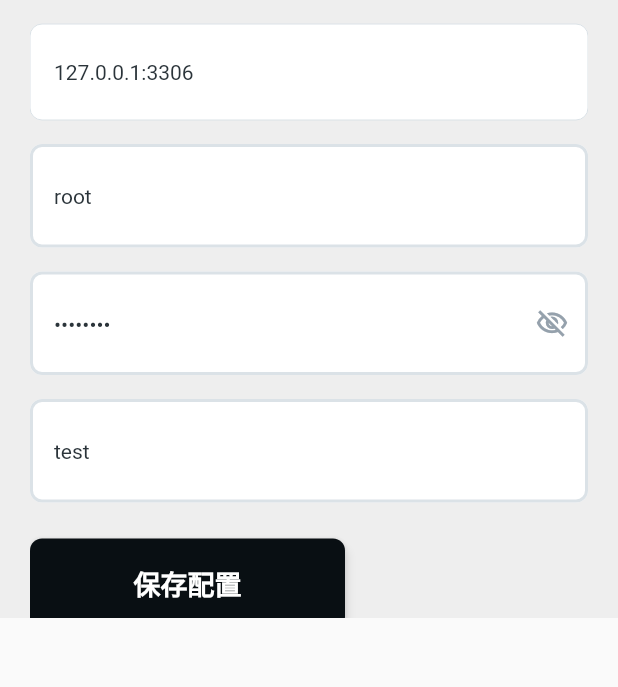
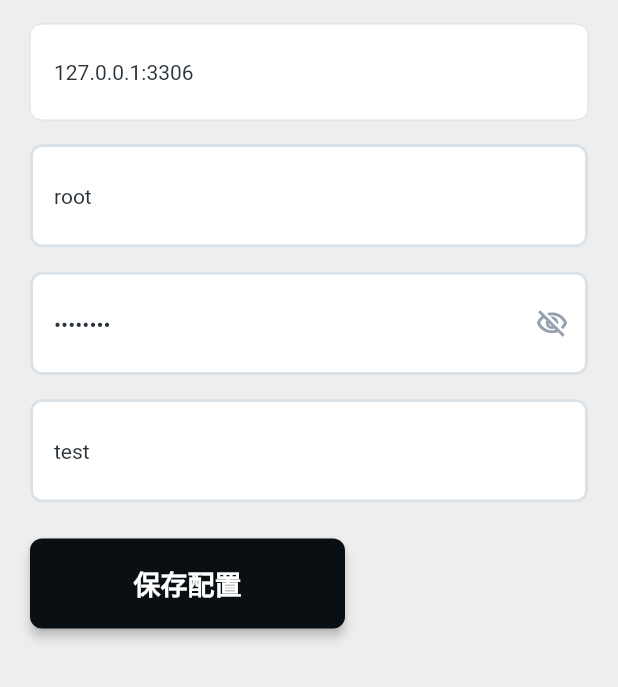
Before and after one commit to CusterFun/roaming, a Flutter app: the ConnectDbWidget widget shown alone on an empty page, opened directly, after a tap on "保存配置", on a phone screen of 412 x 824 dp. Shown: the top 687 px of the screen. Run offline on Flutter 3.47's test engine with Material 2 defaults, Android fonts, the phone set to English and light mode, and no system bars; drawn by our look-alikes of auto_size_text; our stand-ins replace dio, easy_debounce, font_awesome_flutter, get, google_fonts, page_transition and 2 more; missing offline and left inert: json_path; accounts and stored records are empty; network calls fail; Roboto replaces fonts that are missing (Lexend Deca).

```diff
--- /dev/null
+++ b/app/lib/api.dart
@@ -0,0 +1,4 @@
+class Api {
+  static const BASE_URL = 'http://127.0.0.1:9527/';
+  static const INIT_DB = BASE_URL + 'initdb';
+}
--- a/app/lib/app/modules/home/components/connect_db_widget.dart
+++ b/app/lib/app/modules/home/components/connect_db_widget.dart
@@ -1,5 +1,8 @@
+import 'package:app/api.dart';
 import 'package:app/flutter_flow/index.dart';
+import 'package:dio/dio.dart';
 import 'package:flutter/material.dart';
+import 'package:get/get.dart';
 
 class ConnectDbWidget extends StatefulWidget {
   const ConnectDbWidget({Key? key}) : super(key: key);
@@ -29,7 +32,7 @@ class _ConnectDbWidgetState extends State<ConnectDbWidget> {
   Widget build(BuildContext context) {
     return Container(
       width: MediaQuery.of(context).size.width,
-      height: MediaQuery.of(context).size.height * 0.5,
+      height: MediaQuery.of(context).size.height * 0.7,
       decoration: BoxDecoration(
         color: Color(0xFFEEEEEE),
         // image: DecorationImage(
@@ -291,7 +294,7 @@ class _ConnectDbWidgetState extends State<ConnectDbWidget> {
                   children: [
                     FFButtonWidget(
                       onPressed: () {
-                        print('Button pressed ...');
+                        initdb();
                       },
                       text: '保存配置',
                       options: FFButtonOptions(
@@ -322,4 +325,28 @@ class _ConnectDbWidgetState extends State<ConnectDbWidget> {
       ),
     );
   }
+
+  Future initdb() async {
+    try {
+      var host = databaseUrlController.text.split(':')[0];
+      var port = databaseUrlController.text.split(':')[1];
+      print('url: ${Api.INIT_DB}, host:$host, port:$port');
+      var res = await Dio().post(Api.INIT_DB, data: {
+        "dbtype":   "mysql",
+        "host":     host,
+        "port":     port,
+        "username": userController.text,
+        "password": passwordController.text,
+        "db_name":  dbnameController.text,
+      });
+      Get.snackbar('提示', res.data['msg']);
+      if (res.statusCode == 200) {
+        print('res : ${res.data}');
+      } else {
+        throw Exception('后端接口出现异常');
+      }
+    } catch (e) {
+      return print('ERROR:===>${e}');
+    }
+  }
 }
--- a/app/lib/main.dart
+++ b/app/lib/main.dart
@@ -10,6 +10,7 @@ void main() {
       title: "Application",
       initialRoute: AppPages.INITIAL,
       getPages: AppPages.routes,
+      debugShowCheckedModeBanner: false,
     ),
   );
 }
--- a/app/pubspec.yaml
+++ b/app/pubspec.yaml
@@ -21,6 +21,7 @@ dependencies:
   shared_preferences: 2.0.11
   timeago: 3.1.0
   url_launcher: 6.0.15
+  dio: ^4.0.4
 
 dev_dependencies:
   flutter_lints: ^1.0.0
```
Also changed, not shown: app/pubspec.lock, 4 other files.
